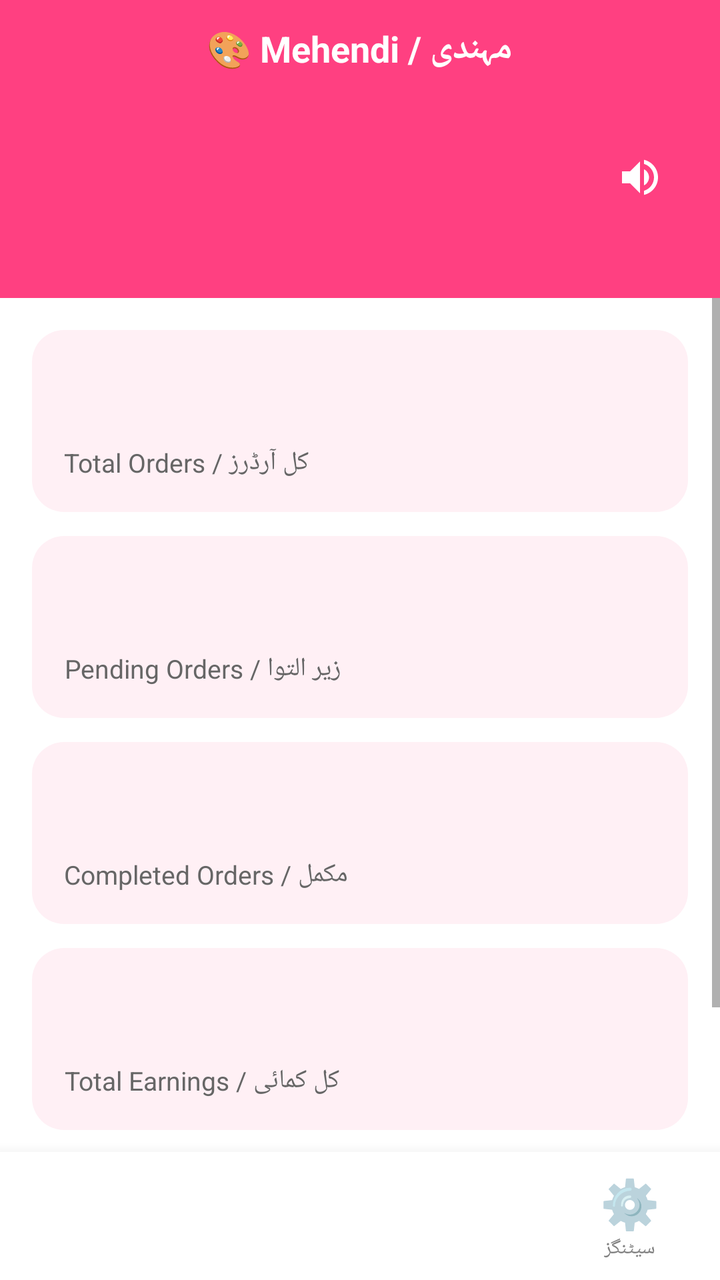
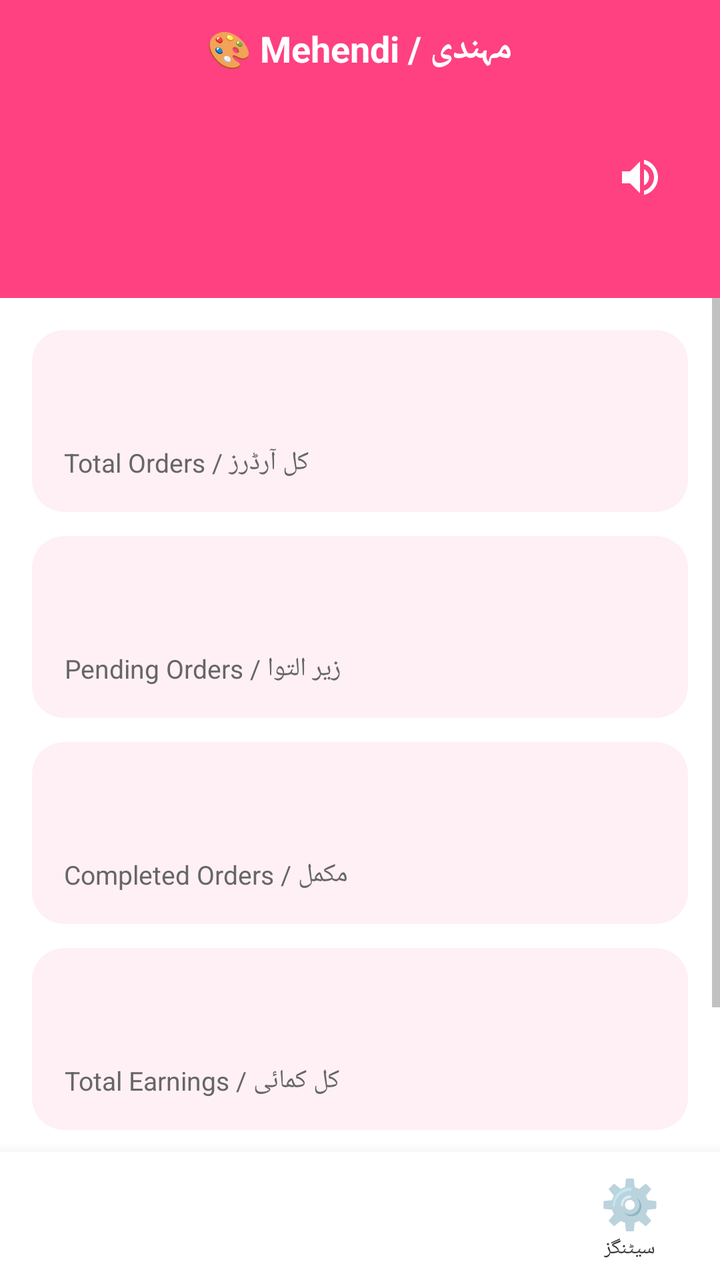

Compare the two renders of this Android layout. The source of the first and the diff that turns it into the second are given below.
<!-- AndroidManifest.xml: application theme Theme.SheEmpower -->
<!-- res/layout/activity_seller_dashboard.xml -->
<?xml version="1.0" encoding="utf-8"?>
<LinearLayout xmlns:android="http://schemas.android.com/apk/res/android"
    android:layout_width="match_parent" android:layout_height="match_parent"
    android:background="#FFFFFF" android:orientation="vertical">

    <LinearLayout
        android:layout_width="match_parent" android:layout_height="0dp" android:layout_weight="1"
        android:orientation="vertical">

        
        
        
        <LinearLayout
            android:layout_width="match_parent" android:layout_height="wrap_content"
            android:background="#FF4081" android:padding="12dp" android:orientation="vertical"
            android:gravity="center">
            <TextView android:id="@+id/tvCategory"
                android:layout_width="wrap_content" android:layout_height="wrap_content"
                android:textColor="#FFFFFF" android:textSize="18sp" android:textStyle="bold"
                android:text="🎨 Mehendi / مہندی" />
        </LinearLayout>

        
        
        
        <LinearLayout
            android:layout_width="match_parent" android:layout_height="wrap_content"
            android:background="#FF4081" android:padding="20dp" android:orientation="vertical">
            <RelativeLayout
                android:layout_width="match_parent"
                android:layout_height="wrap_content">
                <TextView android:id="@+id/tvWelcome"
                    android:layout_width="wrap_content" android:layout_height="wrap_content"
                    android:textColor="#FFFFFF" android:textSize="18sp" android:textStyle="bold" />
                <ImageButton
                    android:id="@+id/btnSpeaker"
                    android:layout_width="40dp"
                    android:layout_height="40dp"
                    android:layout_alignParentEnd="true"
                    android:layout_centerVertical="true"
                    android:background="?attr/selectableItemBackgroundBorderless"
                    android:src="@drawable/ic_speaker"
                    android:contentDescription="Speaker" />
            </RelativeLayout>
            <TextView android:id="@+id/tvStatus"
                android:layout_width="wrap_content" android:layout_height="wrap_content"
                android:textColor="#FFE0EC" android:textSize="12sp" android:layout_marginTop="4dp" />
        </LinearLayout>

        
        
        
        <ScrollView
            android:layout_width="match_parent"
            android:layout_height="0dp"
            android:layout_weight="1">

            <LinearLayout
                android:layout_width="match_parent"
                android:layout_height="wrap_content"
                android:orientation="vertical"
                android:padding="16dp">

                
                
                

                
                <LinearLayout
                    android:layout_width="match_parent"
                    android:layout_height="wrap_content"
                    android:orientation="vertical"
                    android:background="@drawable/bg_rounded_pink_light"
                    android:padding="16dp"
                    android:layout_marginBottom="12dp">
                    <TextView
                        android:id="@+id/tvTotalOrders"
                        android:layout_width="wrap_content"
                        android:layout_height="wrap_content"
                        android:textSize="28sp"
                        android:textStyle="bold"
                        android:textColor="#FF4081" />
                    <TextView
                        android:layout_width="wrap_content"
                        android:layout_height="wrap_content"
                        android:text="کل آرڈرز / Total Orders"
                        android:textSize="13sp"
                        android:textColor="#666666"
                        android:layout_marginTop="4dp" />
                </LinearLayout>

                
                <LinearLayout
                    android:layout_width="match_parent"
                    android:layout_height="wrap_content"
                    android:orientation="vertical"
                    android:background="@drawable/bg_rounded_pink_light"
                    android:padding="16dp"
                    android:layout_marginBottom="12dp">
                    <TextView
                        android:id="@+id/tvPendingOrders"
                        android:layout_width="wrap_content"
                        android:layout_height="wrap_content"
                        android:textSize="28sp"
                        android:textStyle="bold"
                        android:textColor="#FFA000" />
                    <TextView
                        android:layout_width="wrap_content"
                        android:layout_height="wrap_content"
                        android:text="زیر التوا / Pending Orders"
                        android:textSize="13sp"
                        android:textColor="#666666"
                        android:layout_marginTop="4dp" />
                </LinearLayout>

                
                <LinearLayout
                    android:layout_width="match_parent"
                    android:layout_height="wrap_content"
                    android:orientation="vertical"
                    android:background="@drawable/bg_rounded_pink_light"
                    android:padding="16dp"
                    android:layout_marginBottom="12dp">
                    <TextView
                        android:id="@+id/tvCompletedOrders"
                        android:layout_width="wrap_content"
                        android:layout_height="wrap_content"
                        android:textSize="28sp"
                        android:textStyle="bold"
                        android:textColor="#4CAF50" />
                    <TextView
                        android:layout_width="wrap_content"
                        android:layout_height="wrap_content"
                        android:text="مکمل / Completed Orders"
                        android:textSize="13sp"
                        android:textColor="#666666"
                        android:layout_marginTop="4dp" />
                </LinearLayout>

                
                <LinearLayout
                    android:layout_width="match_parent"
                    android:layout_height="wrap_content"
                    android:orientation="vertical"
                    android:background="@drawable/bg_rounded_pink_light"
                    android:padding="16dp"
                    android:layout_marginBottom="16dp">
                    <TextView
                        android:id="@+id/tvEarnings"
                        android:layout_width="wrap_content"
                        android:layout_height="wrap_content"
                        android:textSize="28sp"
                        android:textStyle="bold"
                        android:textColor="#8B2942" />
                    <TextView
                        android:layout_width="wrap_content"
                        android:layout_height="wrap_content"
                        android:text="کل کمائی / Total Earnings"
                        android:textSize="13sp"
                        android:textColor="#666666"
                        android:layout_marginTop="4dp" />
                </LinearLayout>

                
                
                
                <Button
                    android:id="@+id/btnAddProduct"
                    android:layout_width="match_parent"
                    android:layout_height="58dp"
                    android:layout_marginBottom="8dp"
                    android:backgroundTint="#FF4081"
                    android:gravity="center"
                    android:lines="2"
                    android:singleLine="false"
                    android:text="➕ نئی چیز شامل کریں\nADD PRODUCT"
                    android:textColor="#FFFFFF"
                    android:textSize="12sp"
                    android:textStyle="bold" />

            </LinearLayout>

        </ScrollView>

    </LinearLayout>

    
    
    
    <include
        layout="@layout/bottom_nav_bar"
        android:id="@+id/bottomNav"
        android:layout_width="match_parent"
        android:layout_height="64dp" />

</LinearLayout>
<!-- res/layout/bottom_nav_bar.xml (included above) -->
<?xml version="1.0" encoding="utf-8"?>
<LinearLayout xmlns:android="http://schemas.android.com/apk/res/android"
    android:layout_width="match_parent" android:layout_height="64dp"
    android:orientation="horizontal" android:background="#FFFFFF" android:elevation="12dp">

    <LinearLayout android:id="@+id/navItem1" android:layout_width="0dp" android:layout_height="match_parent"
        android:layout_weight="1" android:orientation="vertical" android:gravity="center" android:clickable="true" android:focusable="true">
        <TextView android:id="@+id/navIcon1" android:layout_width="wrap_content" android:layout_height="wrap_content" android:textSize="20sp" />
        <TextView android:id="@+id/navLabel1" android:layout_width="wrap_content" android:layout_height="wrap_content" android:textSize="10sp" />
    </LinearLayout>

    <LinearLayout android:id="@+id/navItem2" android:layout_width="0dp" android:layout_height="match_parent"
        android:layout_weight="1" android:orientation="vertical" android:gravity="center" android:clickable="true" android:focusable="true">
        <TextView android:id="@+id/navIcon2" android:layout_width="wrap_content" android:layout_height="wrap_content" android:textSize="20sp" />
        <TextView android:id="@+id/navLabel2" android:layout_width="wrap_content" android:layout_height="wrap_content" android:textSize="10sp" />
    </LinearLayout>

    <LinearLayout android:id="@+id/navItem3" android:layout_width="0dp" android:layout_height="match_parent"
        android:layout_weight="1" android:orientation="vertical" android:gravity="center" android:clickable="true" android:focusable="true">
        <TextView android:id="@+id/navIcon3" android:layout_width="wrap_content" android:layout_height="wrap_content" android:textSize="20sp" />
        <TextView android:id="@+id/navLabel3" android:layout_width="wrap_content" android:layout_height="wrap_content" android:textSize="10sp" />
    </LinearLayout>
    
    <LinearLayout
        android:id="@+id/navItem4"
        android:layout_width="0dp"
        android:layout_height="match_parent"
        android:layout_weight="1"
        android:orientation="vertical"
        android:gravity="center"
        android:clickable="true"
        android:focusable="true">

        <TextView
            android:id="@+id/navIcon4"
            android:layout_width="wrap_content"
            android:layout_height="wrap_content"
            android:text="⚙️"
            android:textSize="24sp" />

        <TextView
            android:id="@+id/navLabel4"
            android:layout_width="wrap_content"
            android:layout_height="wrap_content"
            android:text="سیٹنگز"
            android:textSize="10sp"
            android:textColor="@color/gray" />

    </LinearLayout>

</LinearLayout>
<!-- resources referenced by this layout -->
<resources>
  <color name="gray">#808080</color>
  <!-- drawable bg_rounded_pink_light (drawable) -->
  <?xml version="1.0" encoding="utf-8"?>
  <shape xmlns:android="http://schemas.android.com/apk/res/android">
      <solid android:color="#FFF0F5" />
      <corners android:radius="16dp" />
  </shape>
  <!-- drawable ic_speaker (drawable) -->
  <?xml version="1.0" encoding="utf-8"?>
  <vector xmlns:android="http://schemas.android.com/apk/res/android"
      android:width="24dp"
      android:height="24dp"
      android:viewportWidth="24"
      android:viewportHeight="24">
      <path
          android:fillColor="#FFFFFF"
          android:pathData="M3,9v6h4l5,5V4L7,9H3zm13.5,3c0-1.77-1.02-3.29-2.5-4.03v8.05c1.48-0.73,2.5-2.25,2.5-4.02zM14,3.23v2.06c2.89,0.86,5,3.54,5,6.71s-2.11,5.85-5,6.71v2.06c4.01-0.91,7-4.49,7-8.77s-2.99-7.86-7-8.77z"/>
  </vector>
  <style name="Theme.SheEmpower" parent="Theme.MaterialComponents.DayNight.NoActionBar">
  
          <item name="colorPrimary">@color/primary_pink</item>
          <item name="colorPrimaryVariant">@color/primary_pink</item>
          <item name="colorOnPrimary">@android:color/white</item>
  
          <item name="android:statusBarColor">@color/primary_pink</item>
          <item name="android:windowBackground">@android:color/white</item>
  
          <item name="android:navigationBarColor">@android:color/white</item>
  
      </style>
  <color name="primary_pink">#FF4081</color>
</resources>

<!-- the commit's change to res/layout/activity_seller_dashboard.xml (unified diff, before → after) -->
@@ -1,7 +1,8 @@
 <?xml version="1.0" encoding="utf-8"?>
 <LinearLayout xmlns:android="http://schemas.android.com/apk/res/android"
     android:layout_width="match_parent" android:layout_height="match_parent"
-    android:background="#FFFFFF" android:orientation="vertical">
+    android:background="?android:attr/windowBackground"
+    android:orientation="vertical">
 
     <LinearLayout
         android:layout_width="match_parent" android:layout_height="0dp" android:layout_weight="1"
@@ -196,28 +197,101 @@
 </LinearLayout>
 <!-- res/layout/bottom_nav_bar.xml (included above) -->
 <?xml version="1.0" encoding="utf-8"?>
-<LinearLayout xmlns:android="http://schemas.android.com/apk/res/android"
-    android:layout_width="match_parent" android:layout_height="64dp"
-    android:orientation="horizontal" android:background="#FFFFFF" android:elevation="12dp">
-
-    <LinearLayout android:id="@+id/navItem1" android:layout_width="0dp" android:layout_height="match_parent"
-        android:layout_weight="1" android:orientation="vertical" android:gravity="center" android:clickable="true" android:focusable="true">
-        <TextView android:id="@+id/navIcon1" android:layout_width="wrap_content" android:layout_height="wrap_content" android:textSize="20sp" />
-        <TextView android:id="@+id/navLabel1" android:layout_width="wrap_content" android:layout_height="wrap_content" android:textSize="10sp" />
-    </LinearLayout>
-
-    <LinearLayout android:id="@+id/navItem2" android:layout_width="0dp" android:layout_height="match_parent"
-        android:layout_weight="1" android:orientation="vertical" android:gravity="center" android:clickable="true" android:focusable="true">
-        <TextView android:id="@+id/navIcon2" android:layout_width="wrap_content" android:layout_height="wrap_content" android:textSize="20sp" />
-        <TextView android:id="@+id/navLabel2" android:layout_width="wrap_content" android:layout_height="wrap_content" android:textSize="10sp" />
-    </LinearLayout>
-
-    <LinearLayout android:id="@+id/navItem3" android:layout_width="0dp" android:layout_height="match_parent"
-        android:layout_weight="1" android:orientation="vertical" android:gravity="center" android:clickable="true" android:focusable="true">
-        <TextView android:id="@+id/navIcon3" android:layout_width="wrap_content" android:layout_height="wrap_content" android:textSize="20sp" />
-        <TextView android:id="@+id/navLabel3" android:layout_width="wrap_content" android:layout_height="wrap_content" android:textSize="10sp" />
-    </LinearLayout>
-    
+<LinearLayout
+    xmlns:android="http://schemas.android.com/apk/res/android"
+    android:id="@+id/bottomNav"
+    android:layout_width="match_parent"
+    android:layout_height="64dp"
+    android:orientation="horizontal"
+    android:background="?android:attr/windowBackground"
+    android:elevation="12dp">
+
+    
+
+    <LinearLayout
+        android:id="@+id/navItem1"
+        android:layout_width="0dp"
+        android:layout_height="match_parent"
+        android:layout_weight="1"
+        android:orientation="vertical"
+        android:gravity="center"
+        android:clickable="true"
+        android:focusable="true">
+
+        <TextView
+            android:id="@+id/navIcon1"
+            android:layout_width="wrap_content"
+            android:layout_height="wrap_content"
+            android:textSize="20sp"/>
+
+        <TextView
+            android:id="@+id/navLabel1"
+            android:layout_width="wrap_content"
+            android:layout_height="wrap_content"
+            android:textSize="10sp"
+            android:textColor="@color/screen_text"/>
+
+    </LinearLayout>
+
+
+    
+
+    <LinearLayout
+        android:id="@+id/navItem2"
+        android:layout_width="0dp"
+        android:layout_height="match_parent"
+        android:layout_weight="1"
+        android:orientation="vertical"
+        android:gravity="center"
+        android:clickable="true"
+        android:focusable="true">
+
+        <TextView
+            android:id="@+id/navIcon2"
+            android:layout_width="wrap_content"
+            android:layout_height="wrap_content"
+            android:textSize="20sp"/>
+
+        <TextView
+            android:id="@+id/navLabel2"
+            android:layout_width="wrap_content"
+            android:layout_height="wrap_content"
+            android:textSize="10sp"
+            android:textColor="@color/screen_text"/>
+
+    </LinearLayout>
+
+
+    
+
+    <LinearLayout
+        android:id="@+id/navItem3"
+        android:layout_width="0dp"
+        android:layout_height="match_parent"
+        android:layout_weight="1"
+        android:orientation="vertical"
+        android:gravity="center"
+        android:clickable="true"
+        android:focusable="true">
+
+        <TextView
+            android:id="@+id/navIcon3"
+            android:layout_width="wrap_content"
+            android:layout_height="wrap_content"
+            android:textSize="20sp"/>
+
+        <TextView
+            android:id="@+id/navLabel3"
+            android:layout_width="wrap_content"
+            android:layout_height="wrap_content"
+            android:textSize="10sp"
+            android:textColor="@color/screen_text"/>
+
+    </LinearLayout>
+
+
+    
+
     <LinearLayout
         android:id="@+id/navItem4"
         android:layout_width="0dp"
@@ -233,7 +307,7 @@
             android:layout_width="wrap_content"
             android:layout_height="wrap_content"
             android:text="⚙️"
-            android:textSize="24sp" />
+            android:textSize="24sp"/>
 
         <TextView
             android:id="@+id/navLabel4"
@@ -241,7 +315,7 @@
             android:layout_height="wrap_content"
             android:text="سیٹنگز"
             android:textSize="10sp"
-            android:textColor="@color/gray" />
+            android:textColor="@color/screen_text"/>
 
     </LinearLayout>
 
<!-- resource entries referenced after the edit -->
@@ -1,6 +1,6 @@
 <!-- resources referenced by this layout -->
 <resources>
-  <color name="gray">#808080</color>
+  <color name="screen_text">#333333</color>
   <!-- drawable bg_rounded_pink_light (drawable) -->
   <?xml version="1.0" encoding="utf-8"?>
   <shape xmlns:android="http://schemas.android.com/apk/res/android">
@@ -18,18 +18,33 @@
           android:fillColor="#FFFFFF"
           android:pathData="M3,9v6h4l5,5V4L7,9H3zm13.5,3c0-1.77-1.02-3.29-2.5-4.03v8.05c1.48-0.73,2.5-2.25,2.5-4.02zM14,3.23v2.06c2.89,0.86,5,3.54,5,6.71s-2.11,5.85-5,6.71v2.06c4.01-0.91,7-4.49,7-8.77s-2.99-7.86-7-8.77z"/>
   </vector>
-  <style name="Theme.SheEmpower" parent="Theme.MaterialComponents.DayNight.NoActionBar">
+  <style name="Theme.SheEmpower" parent="Theme.AppCompat.Light">
+      
+      <item name="colorPrimary">#FF4081</item>
+      <item name="colorPrimaryDark">#C2185B</item>
+      <item name="colorAccent">#FF4081</item>
+      <item name="android:windowBackground">@color/bg_light</item>
+      <item name="android:textColorPrimary">@color/text_light</item>
   
-          <item name="colorPrimary">@color/primary_pink</item>
-          <item name="colorPrimaryVariant">@color/primary_pink</item>
-          <item name="colorOnPrimary">@android:color/white</item>
+      
+      <item name="android:windowBackground">@color/white</item>
+      <item name="android:colorBackground">@color/white</item>
   
-          <item name="android:statusBarColor">@color/primary_pink</item>
-          <item name="android:windowBackground">@android:color/white</item>
+      
+      <item name="android:textColorPrimary">@color/text_dark</item>
+      <item name="android:textColorSecondary">@color/text_gray</item>
   
-          <item name="android:navigationBarColor">@android:color/white</item>
-  
-      </style>
-  <color name="primary_pink">#FF4081</color>
+      
+      <item name="android:actionBarStyle">@style/ActionBar.Styled</item>
+  </style>
+  <color name="bg_light">#FFFFFF</color>
+  <color name="text_light">#333333</color>
+  <color name="white">#FFFFFF</color>
+  <color name="text_dark">#333333</color>
+  <color name="text_gray">#888888</color>
+  <style name="ActionBar.Styled" parent="Widget.AppCompat.ActionBar">
+  <item name="android:background">@color/white</item>
+  <item name="android:textColorPrimary">@color/text_dark</item>
+  </style>
 </resources>
 
